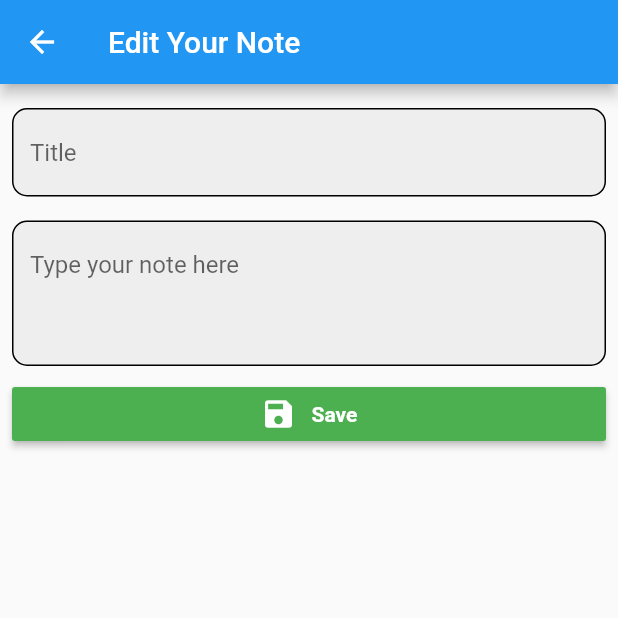
After one commit to sharmashashi/HCOE_2022_May_20, a Flutter app: the EditNote screen opened directly, on a phone screen of 412 x 824 dp, the top half of it. The commit adds this screen. Run offline on Flutter 3.47's test engine with Material 2 defaults, Android fonts, the phone set to English and light mode, and no system bars; our stand-ins replace cloud_firestore, firebase_auth, firebase_core, get; accounts and stored records are empty; network calls fail.

Commit message:
simple working note

```diff
--- /dev/null
+++ b/lib/model/noteM.dart
@@ -0,0 +1,8 @@
+class NoteModel {
+  final String title, text, date, documentId;
+  NoteModel(
+      {required this.title,
+      required this.text,
+      required this.date,
+      required this.documentId});
+}
--- a/lib/screens/login/loginVM.dart
+++ b/lib/screens/login/loginVM.dart
@@ -1,5 +1,5 @@
 import 'package:firebase_auth/firebase_auth.dart';
-import 'package:firstapp/screens/homepage/homepageV.dart';
+import 'package:firstapp/screens/notepage/note_pageV.dart';
 import 'package:firstapp/services/firebase/firebase_authentication.dart';
 import 'package:firstapp/utils/utils.dart';
 import 'package:flutter/material.dart';
@@ -14,7 +14,8 @@ class LoginViewModel extends GetxController {
       await FirebaseEmailPasswordAuthentication.login(
           email: emailController.text, password: passwordController.text);
       Get.closeAllSnackbars();
-      Get.to(HomePage());
+      // Get.to(NotePage());
+      Get.offNamed("/notepage");
       showSnackbar(
           message: "Successfully Logged in!", duration: Duration(seconds: 2));
     } on FirebaseAuthException catch (e) {
--- /dev/null
+++ b/lib/screens/notepage/noteeditpage/edit_noteV.dart
@@ -0,0 +1,96 @@
+import 'package:firstapp/model/noteM.dart';
+import 'package:firstapp/screens/notepage/noteeditpage/edit_noteVM.dart';
+import 'package:flutter/material.dart';
+import 'package:get/get.dart';
+
+class EditNote extends StatelessWidget {
+  final NoteModel model;
+  EditNote({Key? key, required this.model}) : super(key: key);
+
+  @override
+  Widget build(BuildContext context) {
+    return GetBuilder<EditNoteViewModel>(
+        init: EditNoteViewModel(model),
+        builder: (vm) {
+          return Scaffold(
+            appBar: _appBar(),
+            body: _body(vm),
+          );
+        });
+  }
+
+  _body(EditNoteViewModel viewModel) {
+    return Padding(
+      padding: const EdgeInsets.all(8.0),
+      child: Column(
+        children: [
+          _textField(
+              controller: viewModel.titleController,
+              maxLines: 1,
+              hint: "Title"),
+          _textField(
+              controller: viewModel.noteController,
+              maxLines: 3,
+              hint: "Type your note here"),
+          _saveBtn(viewModel)
+        ],
+      ),
+    );
+  }
+
+  _saveBtn(EditNoteViewModel viewModel) {
+    return MaterialButton(
+      onPressed: () {
+        viewModel.saveNote();
+      },
+      color: Colors.green,
+      child: Row(
+        mainAxisAlignment: MainAxisAlignment.center,
+        children: [
+          Icon(
+            Icons.save,
+            color: Colors.white,
+          ),
+          SizedBox(
+            width: 10,
+          ),
+          Text(
+            "Save",
+            style: TextStyle(color: Colors.white, fontWeight: FontWeight.bold),
+          )
+        ],
+      ),
+    );
+  }
+
+  _appBar() {
+    return AppBar(
+      title: Text("Edit Your Note"),
+    );
+  }
+
+  _textField(
+      {required TextEditingController controller,
+      required int maxLines,
+      required String hint}) {
+    var border = OutlineInputBorder(
+      borderRadius: BorderRadius.circular(10),
+    );
+    return Padding(
+      padding: const EdgeInsets.symmetric(vertical: 8.0),
+      child: TextField(
+        maxLines: maxLines,
+        controller: controller,
+        decoration: InputDecoration(
+          hintText: hint,
+          filled: true,
+          fillColor: Colors.grey.shade200,
+          focusedBorder: border,
+          enabledBorder: border,
+          enabled: true,
+          border: border,
+        ),
+      ),
+    );
+  }
+}
--- /dev/null
+++ b/lib/screens/notepage/noteeditpage/edit_noteVM.dart
@@ -0,0 +1,41 @@
+import 'package:cloud_firestore/cloud_firestore.dart';
+import 'package:firebase_auth/firebase_auth.dart';
+import 'package:firstapp/model/noteM.dart';
+import 'package:firstapp/utils/utils.dart';
+import 'package:flutter/material.dart';
+import 'package:get/get.dart';
+import 'package:get/get_state_manager/get_state_manager.dart';
+
+class EditNoteViewModel extends GetxController {
+  final TextEditingController titleController = TextEditingController();
+  final TextEditingController noteController = TextEditingController();
+  NoteModel? noteModel;
+  EditNoteViewModel(NoteModel noteModel) {
+    this.noteModel = noteModel;
+    titleController.text = noteModel.title;
+    noteController.text = noteModel.text;
+  }
+
+  saveNote() async {
+    var user = FirebaseAuth.instance.currentUser;
+    if (user != null) {
+      showSnackbar(message: "Saving", duration: Duration(hours: 1));
+      var email = user.email;
+      String noteDocumentId = noteModel!.documentId.isNotEmpty
+          ? noteModel!.documentId
+          : DateTime.now().toIso8601String();
+      await FirebaseFirestore.instance
+          .collection("notes")
+          .doc(email)
+          .collection("note")
+          .doc(noteDocumentId)
+          .set({
+        "title": titleController.text,
+        "text": noteController.text,
+        "date": DateTime.now().toIso8601String(),
+        "documentId": noteDocumentId
+      });
+      Get.back(closeOverlays: true);
+    }
+  }
+}
```
Also changed, not shown: lib/main.dart (+7 -3 lines), lib/screens/homepage/homepageV.dart (deleted, +0 -53 lines), lib/screens/homepage/homepageVM.dart (deleted, +0 -36 lines), lib/screens/notepage/note_card.dart (added, +49 -0 lines), lib/screens/notepage/note_pageV.dart (added, +71 -0 lines), lib/screens/notepage/note_pageVM.dart (added, +44 -0 lines).
